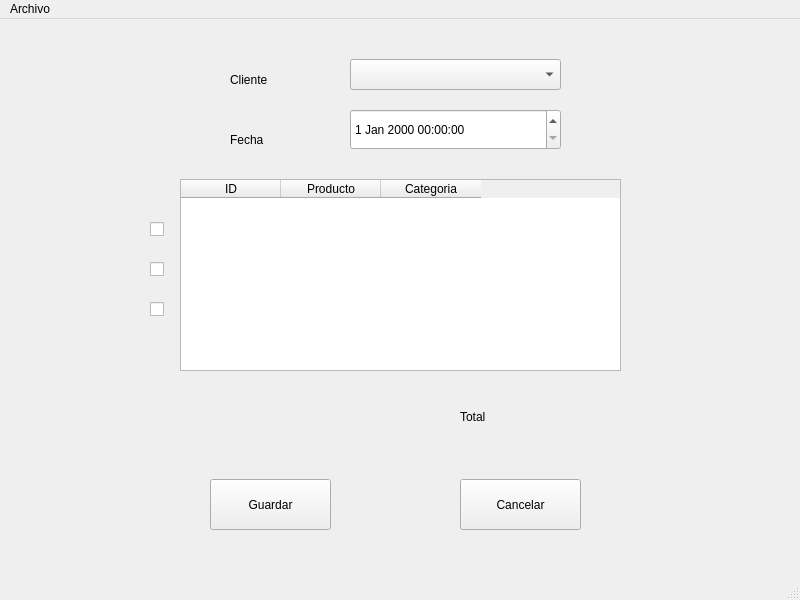
Above: car_store/views/main_purchase.ui from Willians-Dev/cars_store before the change. Below: the same form after it.
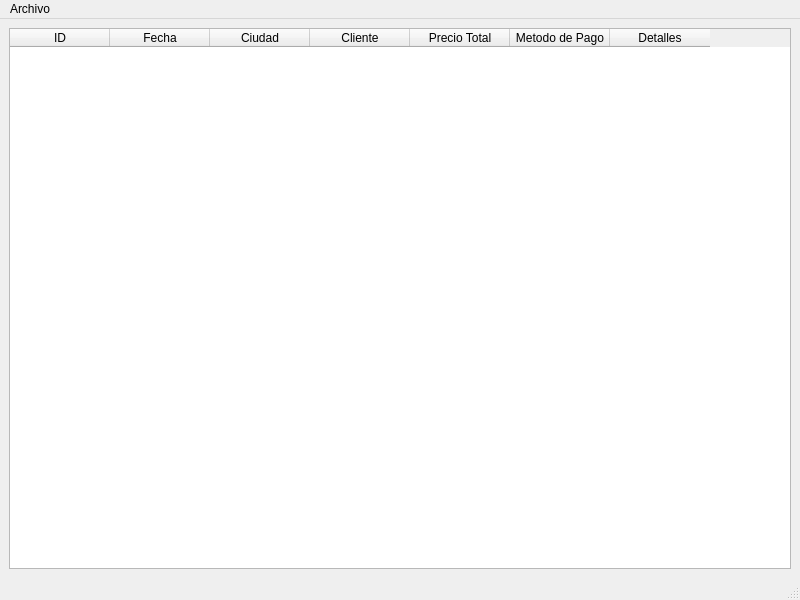
That is the form after the change.

Commit message: Falta la carga de compras

Diff of the .ui file:
```diff
--- a/car_store/views/main_purchase.ui
+++ b/car_store/views/main_purchase.ui
@@ -14,87 +14,9 @@
    <string>MainWindow</string>
   </property>
   <widget class="QWidget" name="centralwidget">
-   <widget class="QComboBox" name="customerPurchaseComboBox">
-    <property name="geometry">
-     <rect>
-      <x>350</x>
-      <y>40</y>
-      <width>211</width>
-      <height>31</height>
-     </rect>
-    </property>
-   </widget>
-   <widget class="QDateTimeEdit" name="CompraDateTime">
-    <property name="geometry">
-     <rect>
-      <x>350</x>
-      <y>90</y>
-      <width>211</width>
-      <height>41</height>
-     </rect>
-    </property>
-   </widget>
-   <widget class="QLabel" name="label">
-    <property name="geometry">
-     <rect>
-      <x>230</x>
-      <y>50</y>
-      <width>81</width>
-      <height>21</height>
-     </rect>
-    </property>
-    <property name="text">
-     <string>Cliente</string>
-    </property>
-   </widget>
-   <widget class="QLabel" name="label_2">
-    <property name="geometry">
-     <rect>
-      <x>230</x>
-      <y>110</y>
-      <width>81</width>
-      <height>21</height>
-     </rect>
-    </property>
-    <property name="text">
-     <string>Fecha</string>
-    </property>
-   </widget>
-   <widget class="QPushButton" name="SaveCompraButton">
-    <property name="geometry">
-     <rect>
-      <x>210</x>
-      <y>460</y>
-      <width>121</width>
-      <height>51</height>
-     </rect>
-    </property>
-    <property name="text">
-     <string>Guardar</string>
-    </property>
-   </widget>
-   <widget class="QPushButton" name="CancelCompraButton">
-    <property name="geometry">
-     <rect>
-      <x>460</x>
-      <y>460</y>
-      <width>121</width>
-      <height>51</height>
-     </rect>
-    </property>
-    <property name="text">
-     <string>Cancelar</string>
-    </property>
-   </widget>
+   <layout class="QVBoxLayout" name="verticalLayout">
+    <item>
    <widget class="QTableWidget" name="purchaseTableWidget">
-    <property name="geometry">
-     <rect>
-      <x>180</x>
-      <y>160</y>
-      <width>441</width>
-      <height>192</height>
-     </rect>
-    </property>
     <column>
      <property name="text">
       <string>ID</string>
@@ -102,80 +24,37 @@
     </column>
     <column>
      <property name="text">
-      <string>Producto</string>
+        <string>Fecha</string>
      </property>
     </column>
     <column>
      <property name="text">
-      <string>Categoria</string>
-     </property>
-    </column>
-   </widget>
-   <widget class="QLabel" name="label_3">
-    <property name="geometry">
-     <rect>
-      <x>460</x>
-      <y>390</y>
-      <width>55</width>
-      <height>16</height>
-     </rect>
-    </property>
+        <string>Ciudad</string>
+       </property>
+      </column>
+      <column>
     <property name="text">
-     <string>Total</string>
-    </property>
-   </widget>
-   <widget class="QLabel" name="priceTotalLabel">
-    <property name="geometry">
-     <rect>
-      <x>550</x>
-      <y>390</y>
-      <width>55</width>
-      <height>16</height>
-     </rect>
-    </property>
+        <string>Cliente</string>
+       </property>
+      </column>
+      <column>
     <property name="text">
-     <string/>
-    </property>
-   </widget>
-   <widget class="QCheckBox" name="checkBox">
-    <property name="geometry">
-     <rect>
-      <x>150</x>
-      <y>200</y>
-      <width>21</width>
-      <height>20</height>
-     </rect>
-    </property>
+        <string>Precio Total</string>
+       </property>
+      </column>
+      <column>
     <property name="text">
-     <string/>
-    </property>
-   </widget>
-   <widget class="QCheckBox" name="checkBox_2">
-    <property name="geometry">
-     <rect>
-      <x>150</x>
-      <y>240</y>
-      <width>21</width>
-      <height>20</height>
-     </rect>
-    </property>
+        <string>Metodo de Pago</string>
+       </property>
+      </column>
+      <column>
     <property name="text">
-     <string/>
-    </property>
-   </widget>
-   <widget class="QCheckBox" name="checkBox_3">
-    <property name="geometry">
-     <rect>
-      <x>150</x>
-      <y>280</y>
-      <width>21</width>
-      <height>20</height>
-     </rect>
-    </property>
-    <property name="text">
-     <string/>
-    </property>
-   </widget>
+        <string>Detalles</string>
+       </property>
+      </column>
+     </widget>
+    </item>
+   </layout>
   </widget>
   <widget class="QMenuBar" name="menubar">
    <property name="geometry">
```
Left out of the diff: 14 changed lines with no effect on the pictures. Lines whose indentation alone changed are shown as unchanged. The commit also changes 11 other files.
